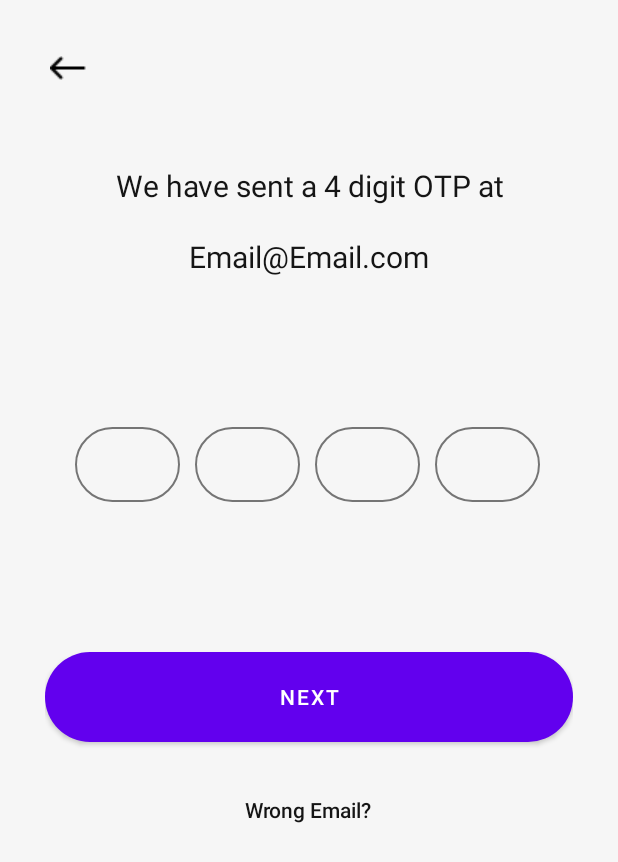
After one commit to yashpatel024/MoodBoard-Android-Note-taking-Application, an Android app: the otp screen opened directly, with no data from a screen before it, on a phone screen of 412 x 824 dp. The commit adds this screen. Shown: the top 862 px of the screen. Run offline under Robolectric (Android 15) with nearby library versions, the phone set to English and light mode, and no system bars.

Commit message:
addded login and signup flow and added more colours

```diff
--- a/app/build.gradle
+++ b/app/build.gradle
@@ -4,7 +4,6 @@ plugins {
 
 android {
     compileSdkVersion 30
-    buildToolsVersion "30.0.2"
 
     defaultConfig {
         applicationId "com.rick.notes"
--- /dev/null
+++ b/app/src/main/java/com/rick/notes/activites/otp.java
@@ -0,0 +1,60 @@
+package com.rick.notes.activites;
+
+import androidx.appcompat.app.AppCompatActivity;
+
+import android.content.Intent;
+import android.os.Bundle;
+import android.view.View;
+import android.widget.Button;
+import android.widget.EditText;
+import android.widget.ScrollView;
+import android.widget.Toast;
+
+import com.rick.notes.R;
+
+public class otp extends AppCompatActivity {
+
+    private EditText otp1, otp2, otp3, otp4;
+    private ScrollView Snackie;
+
+    @Override
+    protected void onCreate(Bundle savedInstanceState) {
+        super.onCreate(savedInstanceState);
+        setContentView(R.layout.activity_otp);
+
+
+        Button ToLogin = findViewById(R.id.backToLogin);
+        Button NextClick = findViewById(R.id.next);
+        otp1 = findViewById(R.id.otp1);
+        otp2 = findViewById(R.id.otp2);
+        otp3 = findViewById(R.id.otp3);
+        otp4 = findViewById(R.id.otp4);
+        ToLogin.setOnClickListener(new View.OnClickListener() {
+            @Override
+            public void onClick(View view) {
+                Intent Already = new Intent(otp .this, signup.class);
+                startActivity(Already);
+            }
+        });
+
+        NextClick.setOnClickListener(new View.OnClickListener() {
+            @Override
+            public void onClick(View view) {
+                String otpstr1 =otp1.getText().toString();
+                String otpstr2 =otp2.getText().toString();
+                String otpstr3 =otp3.getText().toString();
+                String otpstr4 =otp4.getText().toString();
+                String WholeOTP = otpstr1+otpstr2+otpstr3+otpstr4;
+                String rightOTP =  "3355";
+
+                if(WholeOTP.equals(rightOTP)){
+                    Toast.makeText(getApplicationContext(),WholeOTP,Toast.LENGTH_SHORT).show();
+                    Intent Already = new Intent(otp .this, MainActivity.class);
+                    startActivity(Already);
+                }else{
+                    Toast.makeText(getApplicationContext(),WholeOTP+" OTP is wrong",Toast.LENGTH_SHORT).show();
+                }
+            }
+        });
+    }
+}
--- /dev/null
+++ b/app/src/main/res/drawable/button.xml
@@ -0,0 +1,12 @@
+<?xml version="1.0" encoding="utf-8"?>
+<shape
+    xmlns:android="http://schemas.android.com/apk/res/android"
+    android:color="@color/colorAccent">
+    <solid
+        android:color="@color/colorAccent"/>
+    <corners
+        android:bottomRightRadius="50dp"
+        android:bottomLeftRadius="50dp"
+        android:topLeftRadius="50dp"
+        android:topRightRadius="50dp"/>
+</shape>
--- /dev/null
+++ b/app/src/main/res/drawable/input.xml
@@ -0,0 +1,15 @@
+<?xml version="1.0" encoding="utf-8"?>
+<shape
+    xmlns:android="http://schemas.android.com/apk/res/android"
+    android:shape="rectangle">
+    <solid
+        android:background="@color/colorQuickActionBackground"/>
+    <corners
+        android:bottomRightRadius="50dp"
+        android:bottomLeftRadius="50dp"
+        android:topLeftRadius="50dp"
+        android:topRightRadius="50dp"/>
+    <stroke
+        android:color="@color/colorIcons"
+        android:width="1dp"/>
+</shape>
--- a/app/src/main/res/layout/activity_main.xml
+++ b/app/src/main/res/layout/activity_main.xml
@@ -17,7 +17,7 @@
         android:fontFamily="@font/ubuntu_bold"
         android:includeFontPadding="false"
         android:text="@string/activity_main_text_my_note_text"
-        android:textColor="@color/white"
+        android:textColor="@color/black"
         android:textSize="@dimen/_20ssp"
         app:layout_constraintTop_toTopOf="parent" />
 
--- /dev/null
+++ b/app/src/main/res/layout/activity_otp.xml
@@ -0,0 +1,113 @@
+<?xml version="1.0" encoding="utf-8"?>
+<ScrollView xmlns:android="http://schemas.android.com/apk/res/android"
+    xmlns:app="http://schemas.android.com/apk/res-auto"
+    xmlns:tools="http://schemas.android.com/tools"
+    android:layout_width="match_parent"
+    android:layout_height="match_parent"
+    tools:context="com.rick.notes.activites.otp"
+    android:background="@color/colorPrimary">>
+    <LinearLayout
+        android:layout_width="match_parent"
+        android:layout_height="wrap_content"
+        android:orientation="vertical"
+        android:layout_margin="30dp">
+
+        <ImageButton
+            android:layout_width="30dp"
+            android:layout_height="30dp"
+            style="@style/Widget.AppCompat.Button.Borderless"
+            android:src="@drawable/backarrow"
+            android:id="@+id/backarrow"/>
+
+        <TextView
+            android:layout_width="match_parent"
+            android:layout_height="match_parent"
+            android:text="We have sent a 4 digit OTP at"
+            android:textColor="@color/colorWhiteTextColor"
+            android:textAlignment="center"
+            android:textSize="20dp"
+            android:layout_marginTop="50dp"/>
+
+        <TextView
+            android:layout_width="match_parent"
+            android:layout_height="match_parent"
+            android:text="Email@Email.com"
+            android:textColor="@color/colorWhiteTextColor"
+            android:textAlignment="center"
+            android:textSize="20dp"
+            android:textFontWeight="800"
+            android:layout_marginTop="20dp"/>
+        <LinearLayout
+            android:layout_width="match_parent"
+            android:layout_height="wrap_content"
+            android:orientation="horizontal"
+            android:layout_marginTop="100dp">
+            <EditText
+                android:layout_width="70dp"
+                android:layout_height="50dp"
+                android:background="@drawable/input"
+                android:inputType="textEmailAddress"
+                android:paddingLeft="20dp"
+                android:textColor="@color/colorWhiteTextColor"
+                android:layout_marginLeft="20dp"
+                android:id="@+id/otp1"/>
+            <EditText
+                android:layout_width="70dp"
+                android:layout_height="50dp"
+                android:background="@drawable/input"
+                android:inputType="textEmailAddress"
+                android:paddingLeft="20dp"
+                android:textColor="@color/colorWhiteTextColor"
+                android:textColorHint="@color/black"
+                android:layout_marginLeft="10dp"
+                android:id="@+id/otp2"/>
+            <EditText
+                android:layout_width="70dp"
+                android:layout_height="50dp"
+                android:background="@drawable/input"
+                android:inputType="textEmailAddress"
+                android:paddingLeft="20dp"
+                android:textColor="@color/colorWhiteTextColor"
+                android:layout_marginLeft="10dp"
+                android:id="@+id/otp3"/>
+            <EditText
+                android:layout_width="70dp"
+                android:layout_height="50dp"
+                android:background="@drawable/input"
+                android:inputType="textEmailAddress"
+                android:paddingLeft="20dp"
+                android:textColor="@color/colorWhiteTextColor"
+                android:textColorHint="@color/black"
+                android:layout_marginLeft="10dp"
+                android:id="@+id/otp4"/>
+
+
+        </LinearLayout>
+
+
+        <Button
+            android:layout_width="match_parent"
+            android:layout_height="60dp"
+            android:layout_marginTop="100dp"
+            android:background="@drawable/button"
+            android:text="Next"
+            android:backgroundTint="#4558FF"
+            android:id="@+id/next"
+            />
+
+        <Button
+            android:layout_width="wrap_content"
+            android:layout_height="50dp"
+            android:text="Wrong Email?"
+            android:textColor="@color/colorWhiteTextColor"
+            android:textAllCaps="false"
+            android:layout_gravity="center_horizontal"
+            style="@style/Widget.AppCompat.Button.Borderless"
+            android:layout_marginTop="20dp"
+            android:id="@+id/backToLogin"
+            />
+
+
+
+    </LinearLayout>
+</ScrollView>
--- a/app/src/main/res/values/colors.xml
+++ b/app/src/main/res/values/colors.xml
@@ -8,22 +8,22 @@
     <color name="black">#FF000000</color>
     <color name="white">#FFFFFFFF</color>
 
-    <color name="colorPrimary">#292929</color>
+    <color name="colorPrimary">#F6F6F6</color>
     <color name="colorAccent">#FDBE38</color>
-    <color name="colorWhiteTextColor">#FFFFFF</color>
-    <color name="colorSearchIcon">#DBDBDB</color>
+    <color name="colorWhiteTextColor">#151515</color>
+    <color name="colorSearchIcon">#323232</color>
     <color name="colorTextHint">#7B7B7B</color>
-    <color name="colorQuickActionBackground">#2F2D2E</color>
-    <color name="colorIcons">#4A4A4A</color>
-    <color name="colorTextSubtitle">#CECECE</color>
+    <color name="colorQuickActionBackground">#E4DADF</color>
+    <color name="colorIcons">#757575</color>
+    <color name="colorTextSubtitle">#DED4D4</color>
     <color name="colorDefaultNoteColor">#333333</color>
     <color name="colorNoteSubtitleText">#FAFAFA</color>
-    <color name="colorMiscellaneousBackground">#1F1F1F</color>
+    <color name="colorMiscellaneousBackground">#CDCDCD</color>
 
     <color name="colorNoteColor2">#FDBE3B</color>
     <color name="colorNoteColor3">#FF4842</color>
     <color name="colorNoteColor4">#3A52FC</color>
     <color name="colorNoteColor5">#000000</color>
     <color name="colorDelete">#FF4842</color>
-    <color name="colorSearchBackground">#333333</color>
+    <color name="colorSearchBackground">#D1D1D1</color>
 </resources>
--- a/build.gradle
+++ b/build.gradle
@@ -5,7 +5,7 @@ buildscript {
         jcenter()
     }
     dependencies {
-        classpath 'com.android.tools.build:gradle:4.2.2'
+        classpath 'com.android.tools.build:gradle:7.3.0'
 
         // NOTE: Do not place your application dependencies here; they belong
         // in the individual module build.gradle files
```
Also changed, not shown: app/src/main/AndroidManifest.xml (+22 -1 lines), app/src/main/java/com/rick/notes/activites/Login.java (added, +30 -0 lines), app/src/main/java/com/rick/notes/activites/signup.java (added, +51 -0 lines), app/src/main/res/layout/activity_login.xml (added, +79 -0 lines), app/src/main/res/layout/activity_signup.xml (added, +110 -0 lines), app/src/main/res/drawable-v24/backarrow.png (added), app/src/main/res/drawable-v24/login_image.png (added), gradle/wrapper/gradle-wrapper.properties.
